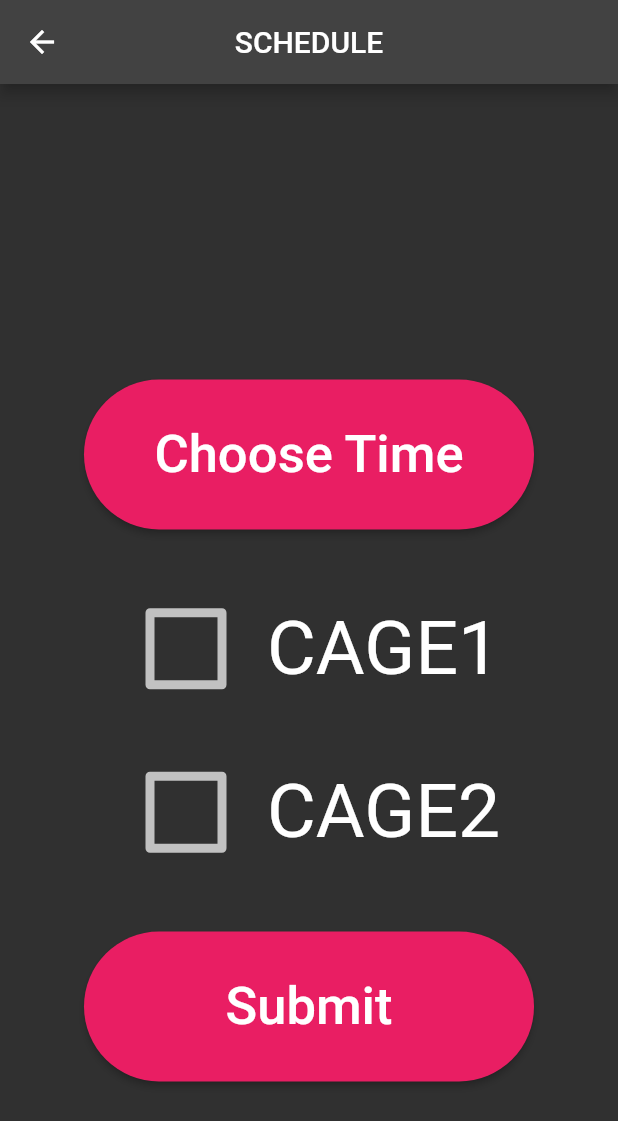
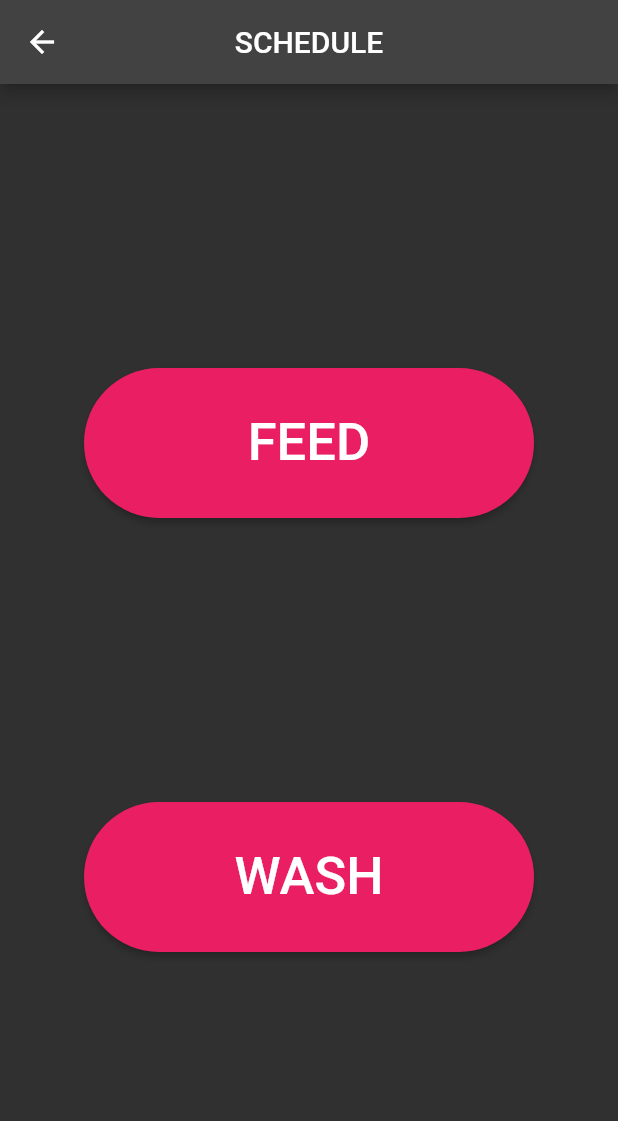
Before and after one commit to Chaaang/Thesis-mobileapp-final, a Flutter app: the Schedule screen opened directly, on a phone screen of 412 x 824 dp. Shown: the top 1121 px of the screen. Run offline on Flutter 3.47's test engine with Material 2 defaults, Android fonts, the phone set to English and light mode, and no system bars; our stand-ins replace firebase_core, firebase_database, percent_indicator; accounts and stored records are empty.

Commit message:
schedule screen

```diff
--- a/pigs/lib/main.dart
+++ b/pigs/lib/main.dart
@@ -1,7 +1,7 @@
 import 'package:firebase_core/firebase_core.dart';
 import 'package:flutter/material.dart';
 import 'package:pigs/screens/home.dart';
-import 'package:pigs/screens/schedule.dart';
+import 'package:pigs/screens/schedules.dart';
 import 'package:pigs/screens/settings.dart';
 import 'image_banner.dart';
 
@@ -46,7 +46,6 @@ class _HomeScreenState extends State<HomeScreen> {
               onSelected: (item) => onSelected(context, item),
               itemBuilder: (context) => [
                     const PopupMenuItem<int>(value: 0, child: Text("Settings")),
-                    const PopupMenuItem<int>(value: 1, child: Text("Schedule")),
                     const PopupMenuItem<int>(
                         value: 2, child: Text("Contact Us")),
                   ])
@@ -68,9 +67,6 @@ class _HomeScreenState extends State<HomeScreen> {
         Navigator.push(
             context, MaterialPageRoute(builder: (context) => SettingsPage()));
         break;
-      case 1:
-        Navigator.push(
-            context, MaterialPageRoute(builder: (context) => Schedule()));
     }
   }
 }
--- a/pigs/lib/screens/cage1/feed1.dart
+++ b/pigs/lib/screens/cage1/feed1.dart
@@ -64,7 +64,7 @@ class _FeedState extends State<Feed> {
               style: TextStyle(fontSize: 35),
             ),
             onPressed: () {
-              feed("ON");
+              feed(true);
             },
             style: ElevatedButton.styleFrom(
                 primary: Colors.pink,
@@ -77,7 +77,7 @@ class _FeedState extends State<Feed> {
     );
   }
 
-  feed(var x) {
+  feed(bool x) {
     DatabaseReference _testRef = FirebaseDatabase.instance.ref("/cage_1");
     _testRef.update({"feed_1": x});
   }
--- a/pigs/lib/screens/cage1/wash1.dart
+++ b/pigs/lib/screens/cage1/wash1.dart
@@ -42,13 +42,13 @@ class _Washing1State extends State<Washing1> {
             onChanged: (value) => setState(() {
               selected = value;
               if (selected == true) {
-                wash("ON");
+                wash(true);
               } else {
-                wash("OFF");
+                wash(false);
               }
             }),
           )));
-  wash(var x) {
+  wash(bool x) {
     DatabaseReference _testRef =
         FirebaseDatabase.instance.ref("/cage_1").child("/wash_1");
     _testRef.set(x);
--- a/pigs/lib/screens/cage2/feed2.dart
+++ b/pigs/lib/screens/cage2/feed2.dart
@@ -64,7 +64,7 @@ class _Feed2State extends State<Feed2> {
               style: TextStyle(fontSize: 35),
             ),
             onPressed: () {
-              feed("ON");
+              feed(true);
             },
             style: ElevatedButton.styleFrom(
                 primary: Colors.pink,
@@ -77,7 +77,7 @@ class _Feed2State extends State<Feed2> {
     );
   }
 
-  feed(var x) {
+  feed(bool x) {
     DatabaseReference _testRef = FirebaseDatabase.instance.ref("/cage_2");
     _testRef.update({"feed_2": x});
   }
--- a/pigs/lib/screens/cage2/wash2.dart
+++ b/pigs/lib/screens/cage2/wash2.dart
@@ -42,13 +42,13 @@ class _Washing2State extends State<Washing2> {
             onChanged: (value) => setState(() {
               selected = value;
               if (selected == true) {
-                wash("ON");
+                wash(true);
               } else {
-                wash("OFF");
+                wash(false);
               }
             }),
           )));
-  wash(var x) {
+  wash(bool x) {
     DatabaseReference _testRef =
         FirebaseDatabase.instance.ref("/cage_2").child("/wash_2");
     _testRef.set(x);
--- /dev/null
+++ b/pigs/lib/screens/schedules.dart
@@ -0,0 +1,74 @@
+import 'package:flutter/material.dart';
+import 'package:firebase_database/firebase_database.dart';
+import 'package:pigs/screens/feed_sched.dart';
+import 'package:pigs/screens/viewsched.dart';
+import 'package:pigs/screens/wash_sched.dart';
+
+class Schedule extends StatefulWidget {
+  const Schedule({Key? key}) : super(key: key);
+
+  @override
+  _ScheduleState createState() => _ScheduleState();
+}
+
+class _ScheduleState extends State<Schedule> {
+  TimeOfDay timeOfDay = const TimeOfDay(hour: 1, minute: 11);
+  String time_temp = "";
+  bool isCheck = false;
+  bool isCheck2 = false;
+  int cage1_id = 0;
+  int cage2_id = 0;
+
+  void time() {
+    showTimePicker(context: context, initialTime: TimeOfDay.now())
+        .then((value) => {
+              setState(() {
+                timeOfDay = value!;
+                time_temp = timeOfDay.format(context).toString();
+                print(time_temp);
+              })
+            });
+  }
+
+  @override
+  Widget build(BuildContext context) {
+    return Scaffold(
+        appBar: AppBar(
+          title: const Text("SCHEDULE"),
+          centerTitle: true,
+        ),
+        body: Center(
+          child: Column(
+            mainAxisAlignment: MainAxisAlignment.spaceEvenly,
+            children: [
+              ElevatedButton(
+                  onPressed: () {
+                    Navigator.push(
+                        context,
+                        MaterialPageRoute(
+                            builder: (context) => FeedSchedule()));
+                  },
+                  style: ElevatedButton.styleFrom(
+                      primary: Colors.pink,
+                      fixedSize: const Size(300, 100),
+                      shape: RoundedRectangleBorder(
+                          borderRadius: BorderRadius.circular(50))),
+                  child: const Text("FEED", style: TextStyle(fontSize: 35))),
+              ElevatedButton(
+                  onPressed: () {
+                    Navigator.push(
+                        context,
+                        MaterialPageRoute(
+                            builder: (context) => WashSchedule()));
+                  },
+                  style: ElevatedButton.styleFrom(
+                      primary: Colors.pink,
+                      fixedSize: const Size(300, 100),
+                      shape: RoundedRectangleBorder(
+                          borderRadius: BorderRadius.circular(50))),
+                  child: const Text("WASH", style: TextStyle(fontSize: 35))),
+            ],
+          ),
+        ));
+  }
+}
```
Also changed, not shown: pigs/lib/screens/feed_sched.dart (renamed from pigs/lib/screens/schedule.dart, +38 -14 lines), pigs/lib/screens/home.dart (+17 -0 lines), pigs/lib/screens/viewsched.dart (added, +50 -0 lines), pigs/lib/screens/wash_sched.dart (added, +178 -0 lines).
